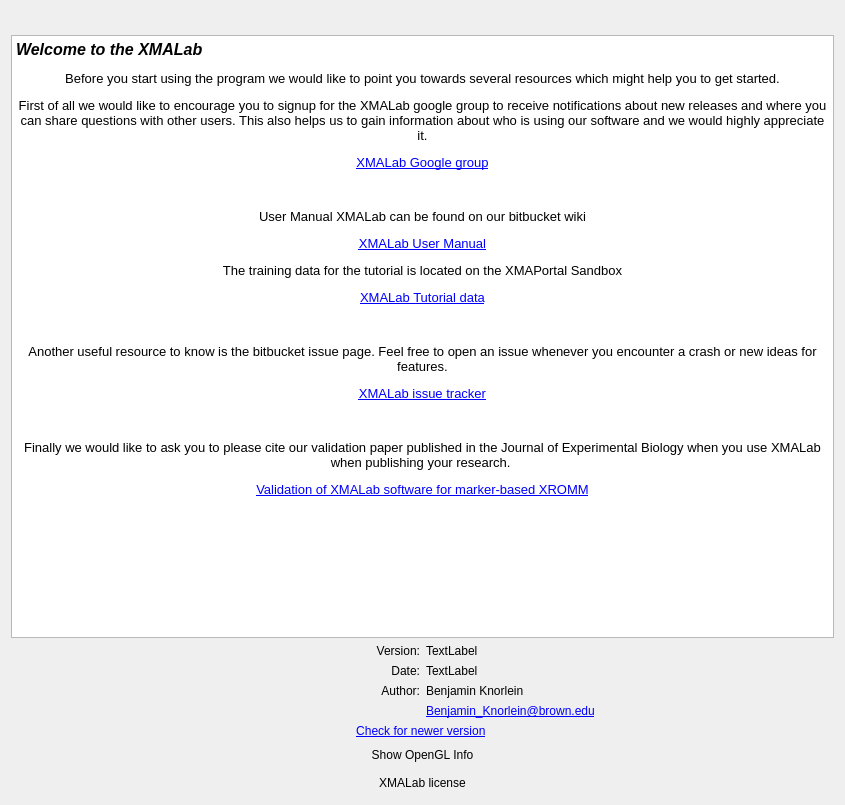
This is src/ui/ui-files/AboutDialog.ui in XROMMPackages/xmalab as Qt 5 draws it before an edit. The edited form follows.
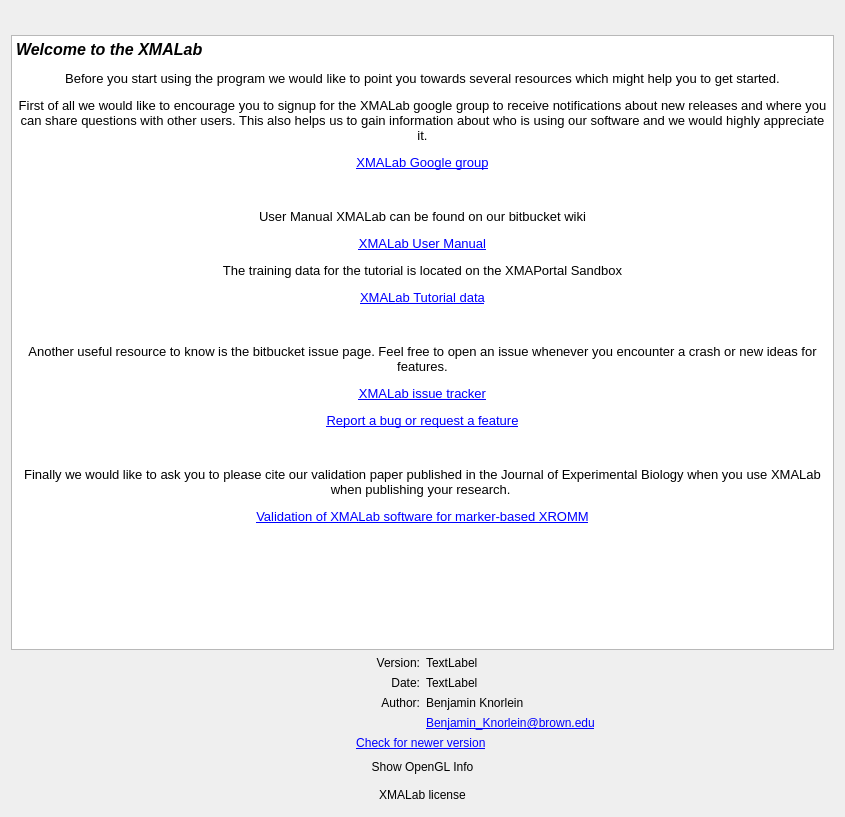
This is the edited form. Icons and pictures are not drawn.

Commit message: Changed link for Issue tracker and added direct link for report bug in Aboutdialog

```diff
--- a/src/ui/ui-files/AboutDialog.ui
+++ b/src/ui/ui-files/AboutDialog.ui
@@ -7,7 +7,7 @@
     <x>0</x>
     <y>0</y>
     <width>845</width>
-    <height>805</height>
+    <height>817</height>
    </rect>
   </property>
   <property name="sizePolicy">
@@ -224,7 +224,8 @@
 &lt;p align=&quot;center&quot; style=&quot; margin-top:12px; margin-bottom:12px; margin-left:0px; margin-right:0px; -qt-block-indent:0; text-indent:0px;&quot;&gt;&lt;a href=&quot;http://xmaportal.org/sandbox/larequest.php?request=explorePublicStudy&amp;amp;StudyID=49&amp;amp;instit=SANDBOX1&quot;&gt;&lt;span style=&quot; font-size:10pt; text-decoration: underline; color:#0000ff;&quot;&gt;XMALab Tutorial data&lt;/span&gt;&lt;/a&gt;&lt;/p&gt;
 &lt;p align=&quot;center&quot; style=&quot;-qt-paragraph-type:empty; margin-top:12px; margin-bottom:12px; margin-left:0px; margin-right:0px; -qt-block-indent:0; text-indent:0px; font-size:10pt; text-decoration: underline; color:#0000ff;&quot;&gt;&lt;br /&gt;&lt;/p&gt;
 &lt;p align=&quot;center&quot; style=&quot; margin-top:12px; margin-bottom:12px; margin-left:0px; margin-right:0px; -qt-block-indent:0; text-indent:0px;&quot;&gt;&lt;span style=&quot; font-size:10pt;&quot;&gt;Another useful resource to know is the bitbucket issue page. Feel free to open an issue whenever you encounter a crash or new ideas for features.&lt;/span&gt;&lt;/p&gt;
-&lt;p align=&quot;center&quot; style=&quot; margin-top:12px; margin-bottom:12px; margin-left:0px; margin-right:0px; -qt-block-indent:0; text-indent:0px;&quot;&gt;&lt;a href=&quot;https://bitbucket.org/account/signin/?next=/xromm/xmalab/issues/new&quot;&gt;&lt;span style=&quot; font-size:10pt; text-decoration: underline; color:#0000ff;&quot;&gt;XMALab issue tracker&lt;/span&gt;&lt;/a&gt;&lt;/p&gt;
+&lt;p align=&quot;center&quot; style=&quot; margin-top:12px; margin-bottom:12px; margin-left:0px; margin-right:0px; -qt-block-indent:0; text-indent:0px;&quot;&gt;&lt;a href=&quot;https://bitbucket.org/xromm/xmalab/issues?status=new&amp;amp;status=open&quot;&gt;&lt;span style=&quot; font-size:10pt; text-decoration: underline; color:#0000ff;&quot;&gt;XMALab issue tracker&lt;/span&gt;&lt;/a&gt;&lt;/p&gt;
+&lt;p align=&quot;center&quot; style=&quot; margin-top:12px; margin-bottom:12px; margin-left:0px; margin-right:0px; -qt-block-indent:0; text-indent:0px;&quot;&gt;&lt;a href=&quot;https://bitbucket.org/xromm/xmalab/issues/new&quot;&gt;&lt;span style=&quot; font-size:10pt; text-decoration: underline; color:#0000ff;&quot;&gt;Report a bug or request a feature&lt;/span&gt;&lt;/a&gt;&lt;/p&gt;
 &lt;p align=&quot;center&quot; style=&quot;-qt-paragraph-type:empty; margin-top:12px; margin-bottom:12px; margin-left:0px; margin-right:0px; -qt-block-indent:0; text-indent:0px; font-size:10pt; text-decoration: underline; color:#0000ff;&quot;&gt;&lt;br /&gt;&lt;/p&gt;
 &lt;p align=&quot;center&quot; style=&quot; margin-top:12px; margin-bottom:12px; margin-left:0px; margin-right:0px; -qt-block-indent:0; text-indent:0px;&quot;&gt;&lt;span style=&quot; font-size:10pt;&quot;&gt;Finally we would like to ask you to please cite our validation paper published in the Journal of Experimental Biology when you use XMALab when publishing your research. &lt;/span&gt;&lt;/p&gt;
 &lt;p align=&quot;center&quot; style=&quot; margin-top:12px; margin-bottom:12px; margin-left:0px; margin-right:0px; -qt-block-indent:0; text-indent:0px;&quot;&gt;&lt;a href=&quot;http://jeb.biologists.org/content/219/23/3701&quot;&gt;&lt;span style=&quot; font-size:10pt; text-decoration: underline; color:#0000ff;&quot;&gt;Validation of XMALab software for marker-based XROMM&lt;/span&gt;&lt;/a&gt;&lt;/p&gt;&lt;/body&gt;&lt;/html&gt;</string>
```
The commit also changes 1 other file.
